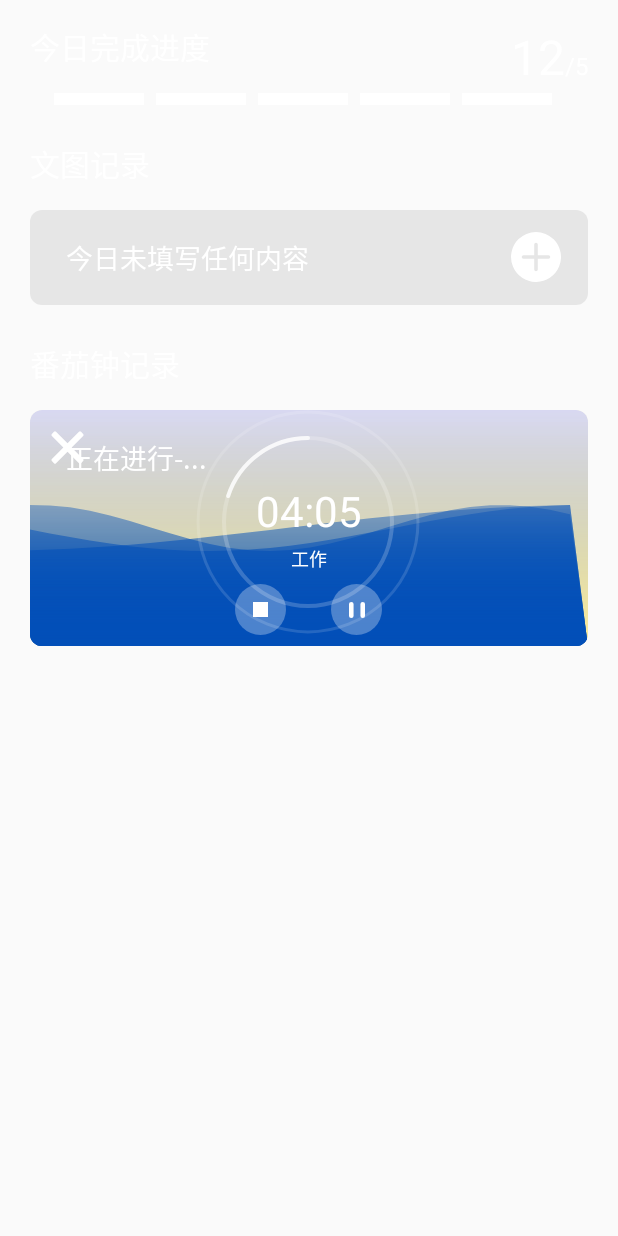
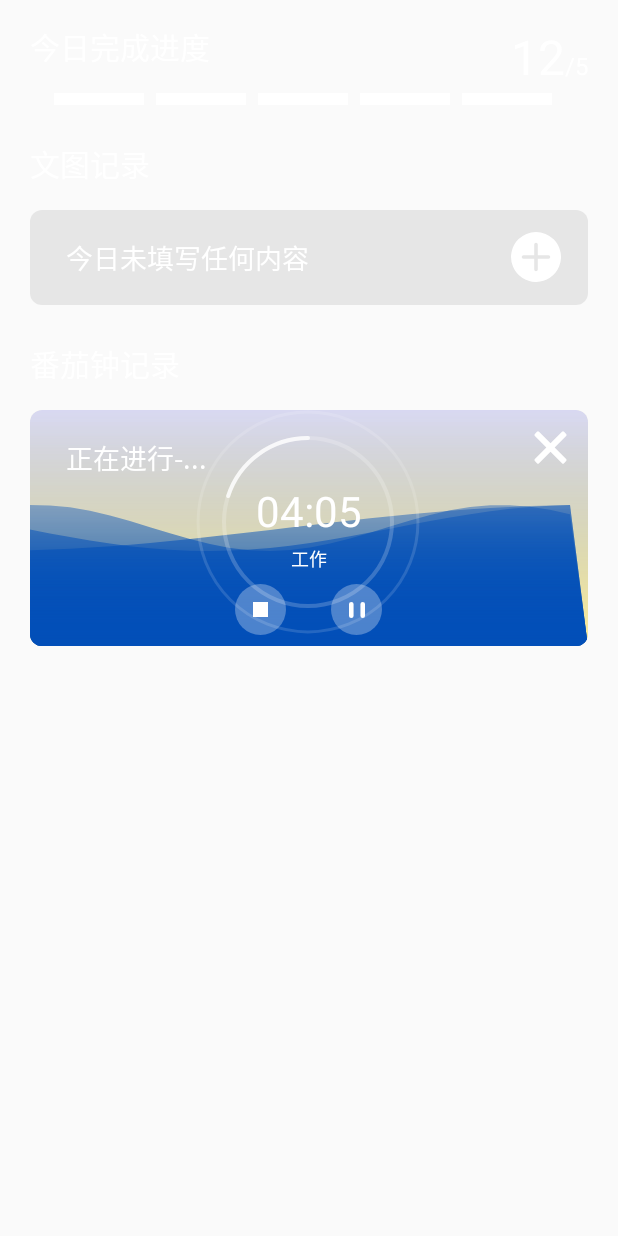
Before and after one commit to Dqc117266/PuppyMoney, an Android app: the fragment SuccessDiaryFragment shown on its own in the app's theme, on a phone screen of 412 x 824 dp. Run offline under Robolectric (Android 15) with nearby library versions, the phone set to English and light mode, and no system bars; Roboto replaces fonts that are not available here; 12 statements that could not run were skipped.

Commit message:
添加布局

```diff
--- a/app/src/main/java/com/dqc/puppymoney/ui/fragment/SuccessDiaryFragment.kt
+++ b/app/src/main/java/com/dqc/puppymoney/ui/fragment/SuccessDiaryFragment.kt
@@ -16,6 +16,7 @@ import android.view.LayoutInflater
 import android.view.View
 import android.view.ViewGroup
 import android.widget.ImageButton
+import android.widget.ImageView
 import android.widget.RelativeLayout
 import androidx.fragment.app.Fragment
 import com.dqc.puppymoney.R
@@ -42,6 +43,7 @@ class SuccessDiaryFragment : Fragment() {
     private var mPomTime: CustomFontTextView? = null
     private var mPomControl: ImageButton? = null
     private var mPomCancel: ImageButton? = null
+    private var mCancelIv: ImageView? = null
 
     private var mWaterWaveView3: WaterWaveView4? = null
     private var mWaveView1: WaveView? =null
@@ -335,6 +337,11 @@ class SuccessDiaryFragment : Fragment() {
 
         mPomControl = mPomItem?.findViewById(R.id.pom_control_btn)
         mPomCancel = mPomItem?.findViewById(R.id.pom_cancel_btn)
+        mCancelIv = mPomItem?.findViewById(R.id.cancel_pom_iv)
+
+        mCancelIv!!.setOnClickListener {
+
+        }
 
         if (mPomodoroService!!.getIsStart()) {
             mWaterWaveView3?.startWaterWaveAnim()
--- a/app/src/main/res/layout/pom_work_item_layout.xml
+++ b/app/src/main/res/layout/pom_work_item_layout.xml
@@ -126,10 +126,12 @@
         android:layout_marginTop="116dp"/>
 
     <ImageView
+        android:id="@+id/cancel_pom_iv"
         android:layout_width="30dp"
         android:layout_height="30dp"
         android:background="@drawable/cancel_pom_ic"
         android:layout_marginTop="10dp"
-        android:layout_marginLeft="10dp"/>
+        android:layout_marginRight="10dp"
+        android:layout_gravity="right"/>
 
 </androidx.cardview.widget.CardView>
```
Also changed, not shown: app/src/main/java/com/dqc/puppymoney/ui/activity/WishToEnterActivity.kt (+10 -0 lines).
